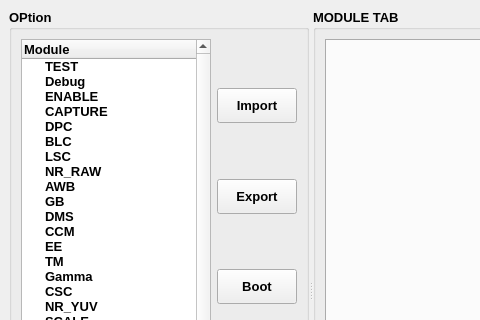
Qt form link_board.ui (HuJingwen1211/MCISP) before a commit; both pictures show x 0 to 480 and y 0 to 320 of the 1020 by 580 pixel window.
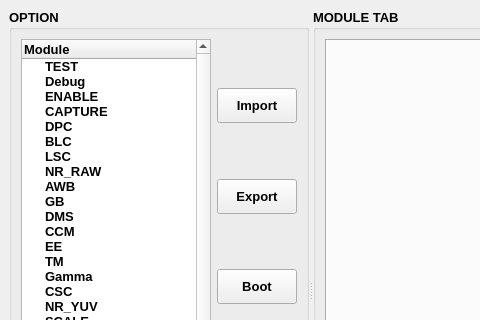
The same form after that commit.

What changed in the file:
```diff
--- a/link_board.ui
+++ b/link_board.ui
@@ -46,7 +46,7 @@
         </font>
        </property>
        <property name="title">
-        <string>OPtion</string>
+        <string>OPTION</string>
        </property>
        <layout class="QGridLayout" name="gridLayout_3">
         <item row="0" column="0">
```
